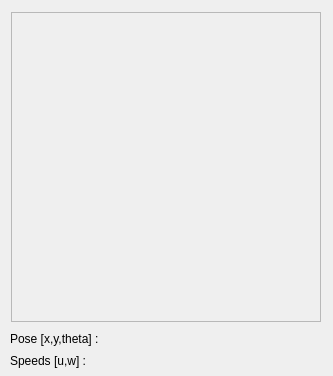
First picture: the form in stdr_gui/ui/robotVisualization.ui, repository stdr-simulator-ros-pkg/stdr_simulator, before the edit.
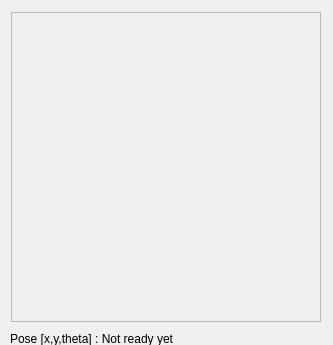
Second picture: the form after the edit.

Commit message: Robot visualization almost ready

Patch:
```diff
--- a/stdr_gui/ui/robotVisualization.ui
+++ b/stdr_gui/ui/robotVisualization.ui
@@ -7,7 +7,7 @@
     <x>0</x>
     <y>0</y>
     <width>333</width>
-    <height>376</height>
+    <height>345</height>
    </rect>
   </property>
   <property name="sizePolicy">
@@ -24,8 +24,8 @@
   </property>
   <property name="maximumSize">
    <size>
-    <width>1000</width>
-    <height>1000</height>
+    <width>333</width>
+    <height>345</height>
    </size>
   </property>
   <property name="windowTitle">
@@ -69,7 +69,7 @@
     </rect>
    </property>
    <property name="text">
-    <string>Pose [x,y,theta] :</string>
+    <string>Pose [x,y,theta] : Not ready yet</string>
    </property>
   </widget>
   <widget class="QLabel" name="robotSpeeds">
@@ -82,7 +82,7 @@
     </rect>
    </property>
    <property name="text">
-    <string>Speeds [u,w] :</string>
+    <string>Speeds [u,w] : Not ready yet</string>
    </property>
   </widget>
  </widget>
```
The commit also changes 7 other files.
